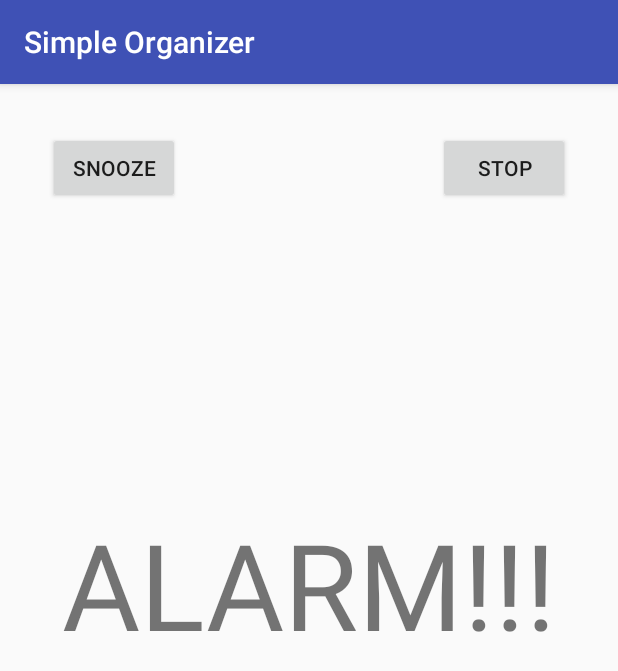
After one commit to AlexKhomich/SimpleOrganizer-Project, an Android app: the AlarmNotificationActivity screen opened directly, with no data from a screen before it, on a phone screen of 412 x 824 dp. The commit adds this screen. Shown: the top 671 px of the screen. Run offline under Robolectric (Android 15) with nearby library versions, the phone set to English and light mode, and no system bars.

Commit message:
Added AlarmNotificationActivity, added function of the playing alarm when it started, and some another changes

```diff
--- /dev/null
+++ b/app/src/main/java/com/cdg/alex/simpleorganizer/AlarmNotificationActivity.kt
@@ -0,0 +1,22 @@
+package com.cdg.alex.simpleorganizer
+
+import android.content.Intent
+import android.os.Bundle
+import android.support.v7.app.AppCompatActivity
+import android.view.View
+import com.cdg.alex.simpleorganizer.service.MediaPlayerService
+
+class AlarmNotificationActivity : AppCompatActivity() {
+
+    override fun onCreate(savedInstanceState: Bundle?) {
+        super.onCreate(savedInstanceState)
+        setContentView(R.layout.activity_alarm_notification)
+
+    }
+
+    fun onStopAlarmRing (view: View) {
+        val intent = Intent(this, MediaPlayerService::class.java)
+        this.stopService(intent)
+        finish()
+    }
+}
--- /dev/null
+++ b/app/src/main/res/layout/activity_alarm_notification.xml
@@ -0,0 +1,43 @@
+<?xml version="1.0" encoding="utf-8"?>
+<android.support.constraint.ConstraintLayout xmlns:android="http://schemas.android.com/apk/res/android"
+    xmlns:app="http://schemas.android.com/apk/res-auto"
+    xmlns:tools="http://schemas.android.com/tools"
+    android:id="@+id/activity_alarm_notification"
+    android:layout_width="match_parent"
+    android:layout_height="match_parent"
+    tools:context="com.cdg.alex.simpleorganizer.AlarmNotificationActivity">
+
+    <Button
+        android:text="Snooze"
+        android:layout_width="wrap_content"
+        android:layout_height="wrap_content"
+        android:id="@+id/snooze_button"
+        android:layout_marginStart="32dp"
+        app:layout_constraintLeft_toLeftOf="parent"
+        android:layout_marginTop="32dp"
+        app:layout_constraintTop_toTopOf="parent" />
+
+    <Button
+        android:text="Stop"
+        android:layout_width="wrap_content"
+        android:layout_height="wrap_content"
+        android:id="@+id/stop_alarm_button"
+        android:layout_marginEnd="32dp"
+        app:layout_constraintRight_toRightOf="parent"
+        android:layout_marginTop="32dp"
+        app:layout_constraintTop_toTopOf="parent"
+        android:onClick="onStopAlarmRing" />
+
+    <TextView
+        android:text="ALARM!!!"
+        android:layout_width="wrap_content"
+        android:layout_height="wrap_content"
+        android:id="@+id/textView"
+        android:textSize="80sp"
+        android:layout_marginStart="16dp"
+        app:layout_constraintLeft_toLeftOf="parent"
+        android:layout_marginEnd="16dp"
+        app:layout_constraintRight_toRightOf="parent"
+        android:layout_marginTop="280dp"
+        app:layout_constraintTop_toTopOf="parent" />
+</android.support.constraint.ConstraintLayout>
```
Also changed, not shown: app/src/main/AndroidManifest.xml (+12 -1 lines), app/src/main/java/com/cdg/alex/simpleorganizer/alarm_list_view/AlarmsAdapter.java (+24 -1 lines), app/src/main/java/com/cdg/alex/simpleorganizer/receiver/AlarmReceiver.kt (+9 -0 lines), app/src/main/java/com/cdg/alex/simpleorganizer/service/MediaPlayerService.kt (+50 -3 lines), app/src/main/res/drawable/ic_launcher.png (added), 1 other file.
